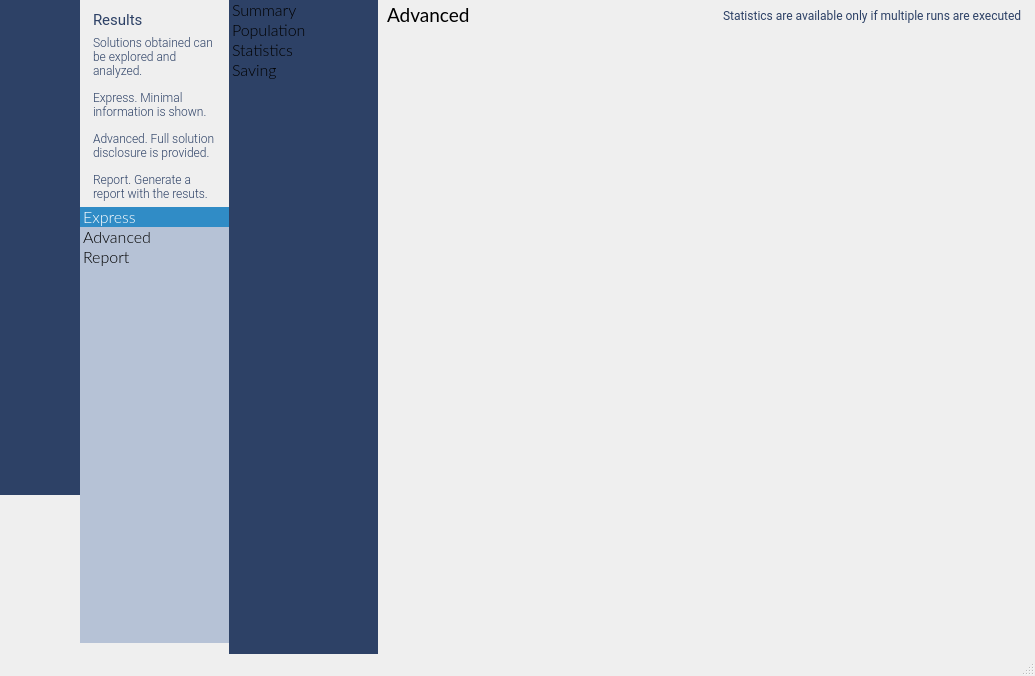
Qt form source/mainwidget.ui (emigdioz/LeafGP) before a commit.
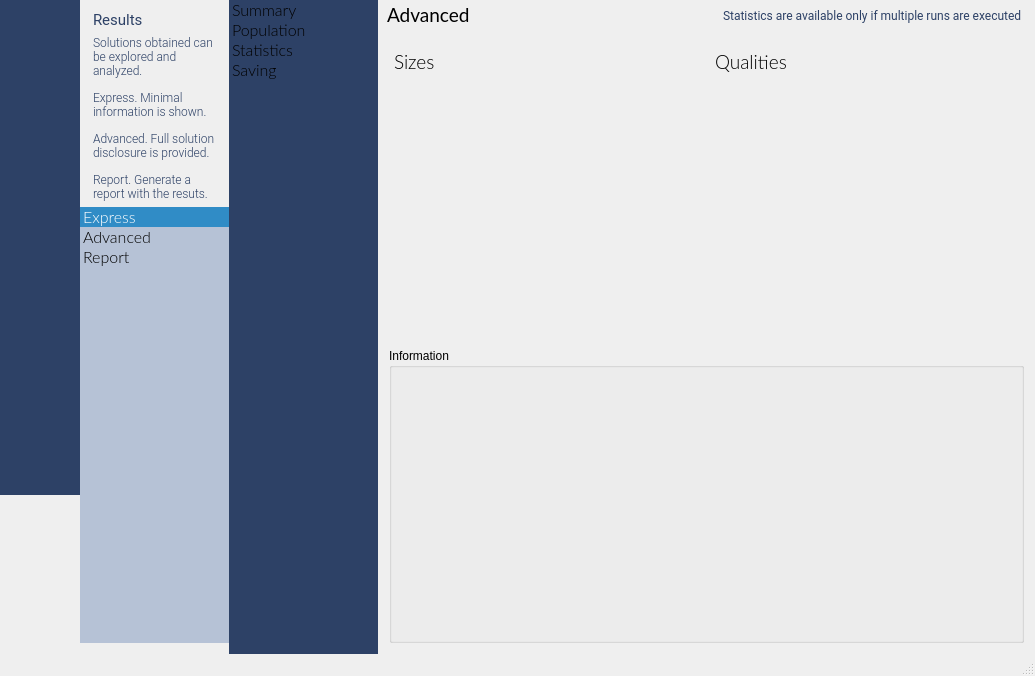
The same form after that commit. The open tabs and pages were chosen to show the change. Icons and pictures are not drawn. Custom widgets are drawn as their Qt base class.

```diff
--- a/source/mainwidget.ui
+++ b/source/mainwidget.ui
@@ -5730,6 +5730,21 @@
                  <enum>QFrame::Raised</enum>
                 </property>
                 <layout class="QGridLayout" name="gridLayout_98">
+                 <property name="leftMargin">
+                  <number>0</number>
+                 </property>
+                 <property name="topMargin">
+                  <number>0</number>
+                 </property>
+                 <property name="rightMargin">
+                  <number>0</number>
+                 </property>
+                 <property name="bottomMargin">
+                  <number>0</number>
+                 </property>
+                 <property name="spacing">
+                  <number>0</number>
+                 </property>
                  <item row="0" column="0">
                   <widget class="QStackedWidget" name="stackedWidgetResultsAdvanced">
                    <property name="currentIndex">
@@ -5737,7 +5752,94 @@
                    </property>
                    <widget class="QWidget" name="pageSummary_2"/>
                    <widget class="QWidget" name="pagePopulation_3"/>
-                   <widget class="QWidget" name="pageStatistics_2"/>
+                   <widget class="QWidget" name="pageStatistics_2">
+                    <layout class="QGridLayout" name="gridLayout_101">
+                     <item row="0" column="0">
+                      <layout class="QVBoxLayout" name="verticalLayout_33">
+                       <item>
+                        <widget class="QFrame" name="frame_16">
+                         <property name="frameShape">
+                          <enum>QFrame::NoFrame</enum>
+                         </property>
+                         <property name="frameShadow">
+                          <enum>QFrame::Raised</enum>
+                         </property>
+                         <layout class="QGridLayout" name="gridLayout_100">
+                          <property name="leftMargin">
+                           <number>0</number>
+                          </property>
+                          <property name="topMargin">
+                           <number>0</number>
+                          </property>
+                          <property name="rightMargin">
+                           <number>0</number>
+                          </property>
+                          <property name="bottomMargin">
+                           <number>0</number>
+                          </property>
+                          <property name="spacing">
+                           <number>0</number>
+                          </property>
+                          <item row="0" column="0">
+                           <layout class="QGridLayout" name="gridLayout_99">
+                            <item row="0" column="0">
+                             <widget class="QLabel" name="label_131">
+                              <property name="maximumSize">
+                               <size>
+                                <width>16777215</width>
+                                <height>30</height>
+                               </size>
+                              </property>
+                              <property name="styleSheet">
+                               <string notr="true">QLabel {
+	font-family: Lato;
+	font-weight: 200;
+	font-size: 14pt;
+	padding-left: 1px;
+}</string>
+                              </property>
+                              <property name="text">
+                               <string>Sizes</string>
+                              </property>
+                             </widget>
+                            </item>
+                            <item row="1" column="0">
+                             <widget class="QCustomPlot" name="boxplotSize" native="true"/>
+                            </item>
+                            <item row="0" column="1">
+                             <widget class="QLabel" name="label_132">
+                              <property name="styleSheet">
+                               <string notr="true">QLabel {
+	font-family: Lato;
+	font-weight: 200;
+	font-size: 14pt;
+	padding-left: 1px;
+}</string>
+                              </property>
+                              <property name="text">
+                               <string>Qualities</string>
+                              </property>
+                             </widget>
+                            </item>
+                            <item row="1" column="1">
+                             <widget class="QCustomPlot" name="boxplotQuality" native="true"/>
+                            </item>
+                           </layout>
+                          </item>
+                         </layout>
+                        </widget>
+                       </item>
+                       <item>
+                        <widget class="QGroupBox" name="groupBox_17">
+                         <property name="title">
+                          <string>Information</string>
+                         </property>
+                        </widget>
+                       </item>
+                      </layout>
+                     </item>
+                    </layout>
+                   </widget>
                    <widget class="QWidget" name="pageSaving"/>
                   </widget>
                  </item>
```
Left out of the diff: 4 changed lines with no effect on the pictures.
